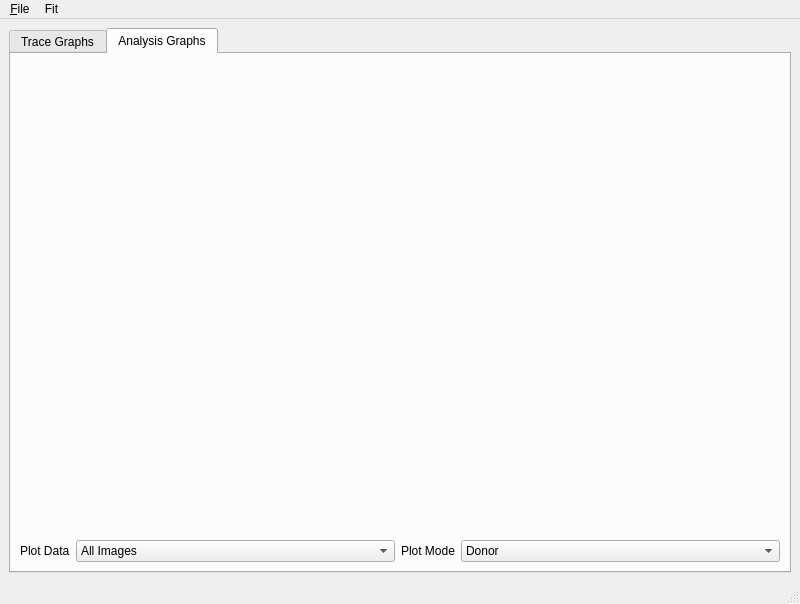
First picture: the form in src/DeepGapSeq/GUI/GUI_windows/mainwindow_gui.ui, repository piedrro/DeepGapSeq, before the edit.
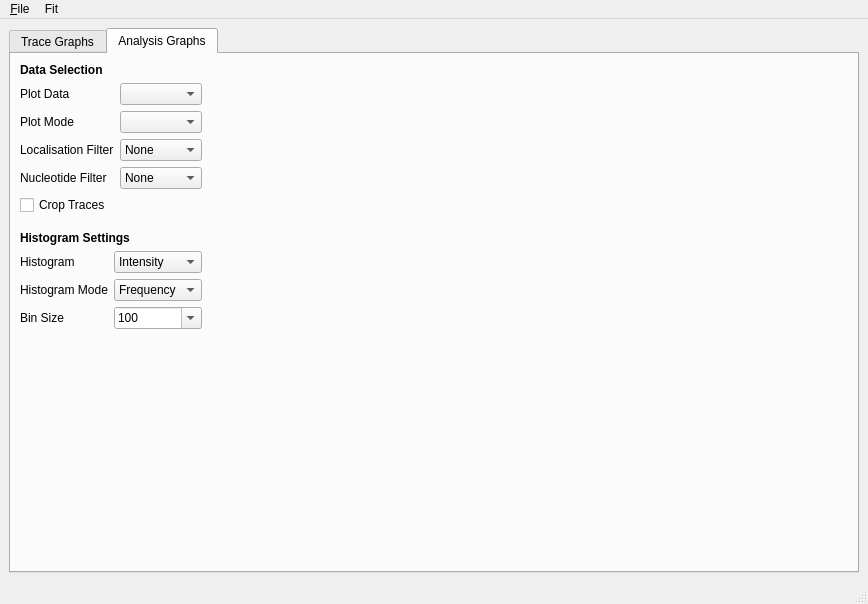
Second picture: the form after the edit. The open tabs and pages were chosen to show the change.

Commit message: working analysis graph

Patch:
```diff
--- a/src/DeepGapSeq/GUI/GUI_windows/mainwindow_gui.ui
+++ b/src/DeepGapSeq/GUI/GUI_windows/mainwindow_gui.ui
@@ -6,7 +6,7 @@
    <rect>
     <x>0</x>
     <y>0</y>
-    <width>800</width>
+    <width>868</width>
     <height>604</height>
    </rect>
   </property>
@@ -159,19 +159,150 @@
        <attribute name="title">
         <string>Analysis Graphs</string>
        </attribute>
+       <layout class="QHBoxLayout" name="horizontalLayout">
+        <item>
        <layout class="QVBoxLayout" name="verticalLayout_3">
         <item>
-         <widget class="QWidget" name="analysis_graph_container" native="true">
+           <widget class="QLabel" name="label_2">
+            <property name="font">
+             <font>
+              <weight>75</weight>
+              <bold>true</bold>
+             </font>
+            </property>
+            <property name="text">
+             <string>Data Selection</string>
+            </property>
+           </widget>
+          </item>
+          <item>
+           <layout class="QFormLayout" name="formLayout_2">
+            <item row="2" column="0">
+             <widget class="QLabel" name="label_17">
+              <property name="text">
+               <string>Localisation Filter</string>
+              </property>
+             </widget>
+            </item>
+            <item row="2" column="1">
+             <widget class="QComboBox" name="analysis_user_filter">
           <property name="sizePolicy">
-           <sizepolicy hsizetype="Preferred" vsizetype="Expanding">
+               <sizepolicy hsizetype="Minimum" vsizetype="Fixed">
             <horstretch>0</horstretch>
             <verstretch>0</verstretch>
            </sizepolicy>
           </property>
-         </widget>
-        </item>
+              <property name="minimumSize">
+               <size>
+                <width>5</width>
+                <height>0</height>
+               </size>
+              </property>
+              <item>
+               <property name="text">
+                <string>None</string>
+               </property>
+              </item>
+              <item>
+               <property name="text">
+                <string>0</string>
+               </property>
+              </item>
+              <item>
+               <property name="text">
+                <string>1</string>
+               </property>
+              </item>
+              <item>
+               <property name="text">
+                <string>2</string>
+               </property>
+              </item>
+              <item>
+               <property name="text">
+                <string>3</string>
+               </property>
+              </item>
+              <item>
+               <property name="text">
+                <string>4</string>
+               </property>
+              </item>
+              <item>
+               <property name="text">
+                <string>5</string>
+               </property>
+              </item>
+              <item>
+               <property name="text">
+                <string>6</string>
+               </property>
+              </item>
+              <item>
+               <property name="text">
+                <string>7</string>
+               </property>
+              </item>
+              <item>
+               <property name="text">
+                <string>8</string>
+               </property>
+              </item>
+              <item>
+               <property name="text">
+                <string>9</string>
+               </property>
+              </item>
+             </widget>
+            </item>
+            <item row="3" column="0">
+             <widget class="QLabel" name="label_26">
+              <property name="text">
+               <string>Nucleotide Filter</string>
+              </property>
+             </widget>
+            </item>
+            <item row="3" column="1">
+             <widget class="QComboBox" name="analysis_nucleotide_filter">
+              <property name="sizePolicy">
+               <sizepolicy hsizetype="Minimum" vsizetype="Fixed">
+                <horstretch>0</horstretch>
+                <verstretch>0</verstretch>
+               </sizepolicy>
+              </property>
+              <property name="minimumSize">
+               <size>
+                <width>5</width>
+                <height>0</height>
+               </size>
+              </property>
         <item>
-         <layout class="QGridLayout" name="gridLayout_3">
+               <property name="text">
+                <string>None</string>
+               </property>
+              </item>
+              <item>
+               <property name="text">
+                <string>A</string>
+               </property>
+              </item>
+              <item>
+               <property name="text">
+                <string>T</string>
+               </property>
+              </item>
+              <item>
+               <property name="text">
+                <string>C</string>
+               </property>
+              </item>
+              <item>
+               <property name="text">
+                <string>G</string>
+               </property>
+              </item>
+             </widget>
+            </item>
           <item row="0" column="0">
            <widget class="QLabel" name="label_5">
             <property name="text">
@@ -179,64 +310,223 @@
             </property>
            </widget>
           </item>
-          <item row="0" column="2">
+            <item row="0" column="1">
+             <widget class="QComboBox" name="analysis_graph_data">
+              <property name="sizePolicy">
+               <sizepolicy hsizetype="Minimum" vsizetype="Minimum">
+                <horstretch>0</horstretch>
+                <verstretch>0</verstretch>
+               </sizepolicy>
+              </property>
+              <property name="minimumSize">
+               <size>
+                <width>5</width>
+                <height>0</height>
+               </size>
+              </property>
+             </widget>
+            </item>
+            <item row="1" column="0">
            <widget class="QLabel" name="label_63">
             <property name="text">
              <string>Plot Mode</string>
             </property>
            </widget>
           </item>
-          <item row="0" column="3">
+            <item row="1" column="1">
            <widget class="QComboBox" name="analysis_graph_mode">
             <property name="sizePolicy">
-             <sizepolicy hsizetype="MinimumExpanding" vsizetype="Fixed">
+               <sizepolicy hsizetype="Minimum" vsizetype="Fixed">
               <horstretch>0</horstretch>
               <verstretch>0</verstretch>
              </sizepolicy>
             </property>
-            <item>
-             <property name="text">
-              <string>Donor</string>
-             </property>
+              <property name="minimumSize">
+               <size>
+                <width>5</width>
+                <height>0</height>
+               </size>
+              </property>
+             </widget>
             </item>
+           </layout>
+          </item>
             <item>
+           <widget class="QCheckBox" name="analysis_crop_traces">
              <property name="text">
-              <string>Acceptor</string>
-             </property>
+             <string>Crop Traces</string>
+            </property>
+           </widget>
             </item>
             <item>
-             <property name="text">
-              <string>FRET Data</string>
-             </property>
+           <spacer name="verticalSpacer_2">
+            <property name="orientation">
+             <enum>Qt::Vertical</enum>
+            </property>
+            <property name="sizeType">
+             <enum>QSizePolicy::Minimum</enum>
+            </property>
+            <property name="sizeHint" stdset="0">
+             <size>
+              <width>20</width>
+              <height>10</height>
+             </size>
+            </property>
+           </spacer>
             </item>
             <item>
+           <widget class="QLabel" name="label_4">
+            <property name="font">
+             <font>
+              <weight>75</weight>
+              <bold>true</bold>
+             </font>
+            </property>
              <property name="text">
-              <string>FRET Efficiency</string>
-             </property>
+             <string>Histogram Settings</string>
+            </property>
+           </widget>
             </item>
             <item>
+           <layout class="QFormLayout" name="formLayout_3">
+            <item row="0" column="0">
+             <widget class="QLabel" name="label_6">
              <property name="text">
-              <string>FRET Data + FRET Efficiency</string>
-             </property>
-            </item>
+               <string>Histogram</string>
+              </property>
            </widget>
           </item>
           <item row="0" column="1">
-           <widget class="QComboBox" name="analysis_graph_data">
+             <widget class="QComboBox" name="analysis_histogram_dataset">
             <property name="sizePolicy">
-             <sizepolicy hsizetype="MinimumExpanding" vsizetype="Fixed">
+               <sizepolicy hsizetype="Minimum" vsizetype="Fixed">
               <horstretch>0</horstretch>
               <verstretch>0</verstretch>
              </sizepolicy>
             </property>
             <item>
              <property name="text">
-              <string>All Images</string>
-             </property>
-            </item>
-           </widget>
-          </item>
-         </layout>
+                <string>Intensity</string>
+               </property>
+              </item>
+              <item>
+               <property name="text">
+                <string>Centres</string>
+               </property>
+              </item>
+              <item>
+               <property name="text">
+                <string>Noise</string>
+               </property>
+              </item>
+             </widget>
+            </item>
+            <item row="2" column="0">
+             <widget class="QLabel" name="label_7">
+              <property name="text">
+               <string>Bin Size</string>
+              </property>
+             </widget>
+            </item>
+            <item row="2" column="1">
+             <widget class="QComboBox" name="analysis_histogram_bin_size">
+              <property name="sizePolicy">
+               <sizepolicy hsizetype="Minimum" vsizetype="Fixed">
+                <horstretch>0</horstretch>
+                <verstretch>0</verstretch>
+               </sizepolicy>
+              </property>
+              <property name="editable">
+               <bool>true</bool>
+              </property>
+              <property name="currentIndex">
+               <number>5</number>
+              </property>
+              <item>
+               <property name="text">
+                <string>10</string>
+               </property>
+              </item>
+              <item>
+               <property name="text">
+                <string>20</string>
+               </property>
+              </item>
+              <item>
+               <property name="text">
+                <string>30</string>
+               </property>
+              </item>
+              <item>
+               <property name="text">
+                <string>40</string>
+               </property>
+              </item>
+              <item>
+               <property name="text">
+                <string>50</string>
+               </property>
+              </item>
+              <item>
+               <property name="text">
+                <string>100</string>
+               </property>
+              </item>
+             </widget>
+            </item>
+            <item row="1" column="0">
+             <widget class="QLabel" name="label_9">
+              <property name="text">
+               <string>Histogram Mode</string>
+              </property>
+             </widget>
+            </item>
+            <item row="1" column="1">
+             <widget class="QComboBox" name="analysis_histogram_mode">
+              <property name="sizePolicy">
+               <sizepolicy hsizetype="Minimum" vsizetype="Fixed">
+                <horstretch>0</horstretch>
+                <verstretch>0</verstretch>
+               </sizepolicy>
+              </property>
+              <item>
+               <property name="text">
+                <string>Frequency</string>
+               </property>
+              </item>
+              <item>
+               <property name="text">
+                <string>Probability</string>
+               </property>
+              </item>
+             </widget>
+            </item>
+           </layout>
+          </item>
+          <item>
+           <spacer name="verticalSpacer">
+            <property name="orientation">
+             <enum>Qt::Vertical</enum>
+            </property>
+            <property name="sizeHint" stdset="0">
+             <size>
+              <width>20</width>
+              <height>40</height>
+             </size>
+            </property>
+           </spacer>
+          </item>
+         </layout>
+        </item>
+        <item>
+         <widget class="QWidget" name="analysis_graph_container" native="true">
+          <property name="sizePolicy">
+           <sizepolicy hsizetype="Expanding" vsizetype="Expanding">
+            <horstretch>0</horstretch>
+            <verstretch>0</verstretch>
+           </sizepolicy>
+          </property>
+         </widget>
         </item>
        </layout>
       </widget>
@@ -249,7 +539,7 @@
     <rect>
      <x>0</x>
      <y>0</y>
-     <width>800</width>
+     <width>868</width>
      <height>22</height>
     </rect>
    </property>
```
Left out of the diff: 2 changed lines with no effect on the pictures. Lines whose indentation alone changed are shown as unchanged. The commit also changes 9 other files.
